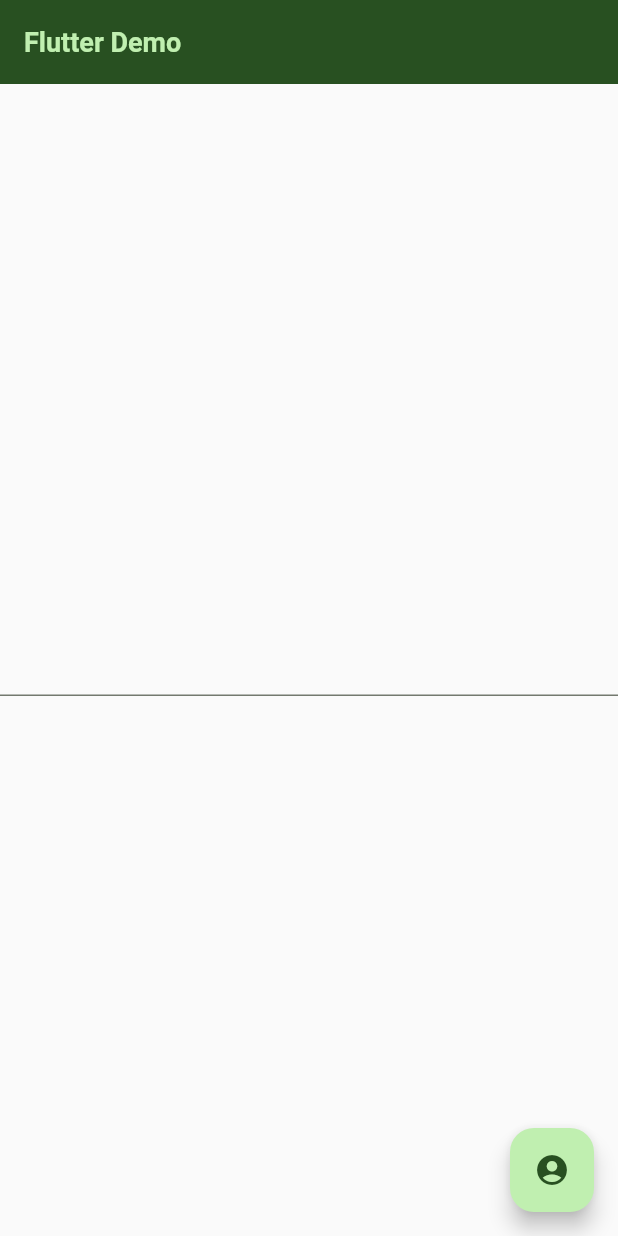
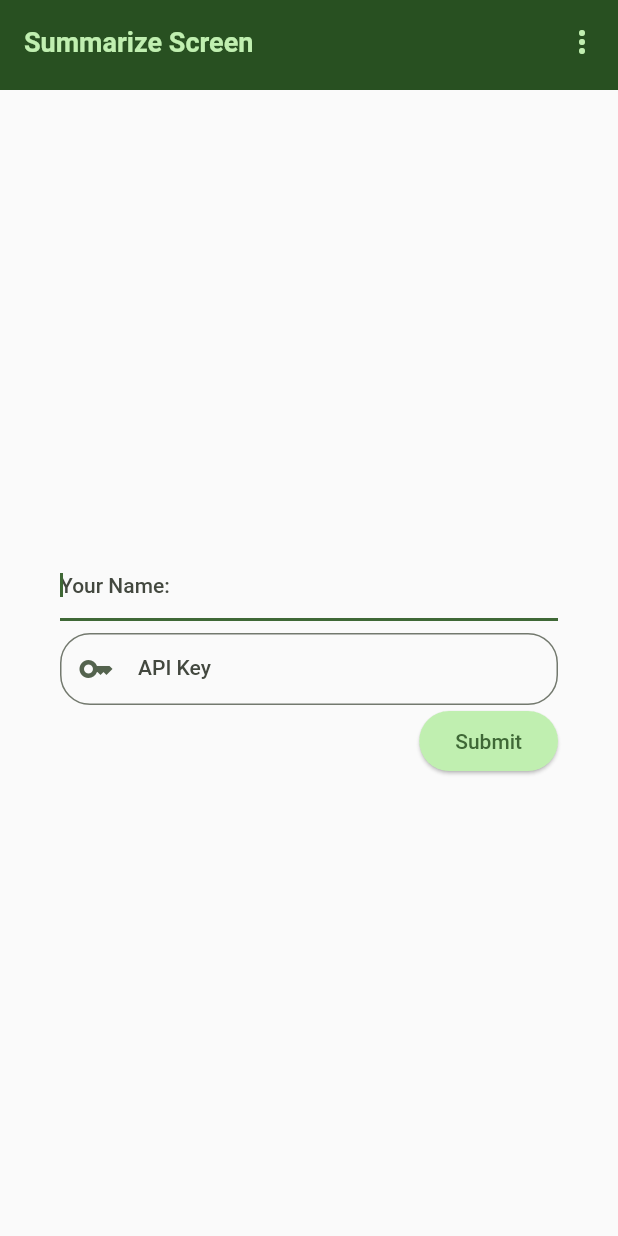
Before and after one commit to congltk1234/BrycenChatbot, a Flutter app: the screen it shows after launch, on a phone screen of 412 x 824 dp. Run offline on Flutter 3.47's test engine with Material 2 defaults, Android fonts, the phone set to English and light mode, and no system bars; our stand-ins replace shared_preferences.

Commit message:
Form Submit User/API key

```diff
--- a/lib/screens/home_screen.dart
+++ b/lib/screens/home_screen.dart
@@ -1,7 +1,10 @@
 // import 'package:brycen_chatbot/widget/app_bar.dart';
+import 'package:brycen_chatbot/widget/app_bar.dart';
 import 'package:flutter/material.dart';
 import 'package:http/http.dart' as http;
 import 'dart:convert';
+
+import 'package:shared_preferences/shared_preferences.dart';
 
 class HomeScreen extends StatefulWidget {
   const HomeScreen({super.key});
@@ -14,9 +17,17 @@ class HomeScreen extends StatefulWidget {
 }
 
 class _HomeScreenState extends State<HomeScreen> {
+  // controllers for form text controllers
+  final _formKey = GlobalKey<FormState>();
+  final TextEditingController _enteredAPIKey = TextEditingController();
+  final TextEditingController _enteredUsername = TextEditingController();
+
+  late SharedPreferences prefs;
+  var _initAPIKey = '';
+  var _initUsername = '';
+  var _isValid = false;
+
   bool? _isAPI;
-  final _apiController = TextEditingController();
-  final key = GlobalKey<FormState>();
   String? errorText;
 
   Future<bool> checkApiKey(String apiKey) async {
@@ -46,32 +57,99 @@ class _HomeScreenState extends State<HomeScreen> {
 
   Future<void> _submit() async {
     // _apiController.clear();
-    final isValid = key.currentState!.validate();
+    final isValid = _formKey.currentState!.validate();
     if (isValid) {
-      key.currentState!.save();
+      _formKey.currentState!.save();
     }
     if (_isAPI == true) {
       print('Accept');
       return;
     }
-    _apiController.clear();
+    _enteredAPIKey.clear();
   }
 
   @override
   Widget build(BuildContext context) {
-    return Scaffold(
-      appBar: AppBar(
-        title: const Text('Flutter Demo '),
-      ),
-      body: Center(
+    var userInfo = Padding(
+        padding: const EdgeInsets.symmetric(horizontal: 60),
         child: Column(
-          mainAxisAlignment: MainAxisAlignment.center,
-          children: <Widget>[
-            Form(
-              key: key,
-              child: TextFormField(
-                controller: _apiController,
+          children: [
+            Text.rich(
+              TextSpan(
+                text: 'Hello ', // default text style
+                children: <TextSpan>[
+                  TextSpan(
+                      text: _initUsername,
+                      style: TextStyle(
+                        fontWeight: FontWeight.bold,
+                        color: Theme.of(context).colorScheme.primary,
+                      )),
+                  const TextSpan(
+                    text: ', Your API key is:',
+                  ),
+                ],
+              ),
+            ),
+            Text.rich(TextSpan(
+                text:
+                    //_initAPIKey.substring(0, 5) +
+                    '***',
+                // _initAPIKey.substring(48, 51),
+                style: TextStyle(
+                  fontStyle: FontStyle.italic,
+                  color: Theme.of(context).colorScheme.primary,
+                ))),
+            Row(
+              mainAxisAlignment: MainAxisAlignment.end,
+              children: [
+                TextButton(
+                    onPressed: () {
+                      setState(() {
+                        _isValid = false;
+                      });
+                    },
+                    child: Text('change')),
+              ],
+            ),
+          ],
+        ));
+
+    var inputForm = [
+      Padding(
+        padding: const EdgeInsets.symmetric(horizontal: 40),
+        child: Form(
+          key: _formKey,
+          child: Column(
+            children: [
+              TextFormField(
+                autofocus: true,
+                textCapitalization: TextCapitalization.words,
+                controller: _enteredUsername,
+                // textInputAction: TextInputAction.continueAction,
+                decoration: const InputDecoration(
+                  hintText: 'Your Name:',
+                ),
+
+                onSaved: (value) {
+                  _enteredUsername.text = value!;
+                },
+              ),
+              const SizedBox(height: 8),
+              TextFormField(
+                controller: _enteredAPIKey,
                 obscureText: false,
+                keyboardType: TextInputType.visiblePassword,
+                decoration: InputDecoration(
+                  errorText: errorText,
+                  contentPadding: const EdgeInsets.only(right: 40),
+                  labelText: 'API Key',
+                  prefixIcon: Icon(Icons.key,
+                      color: Theme.of(context).colorScheme.secondary),
+                  hintText: "Insert your OpenAPI key...",
+                  border: OutlineInputBorder(
+                    borderRadius: BorderRadius.circular(20),
+                  ),
+                ),
                 onChanged: (value) async {
                   final check = await checkApiKey(value);
                   setState(() => _isAPI = check);
@@ -90,22 +168,49 @@ class _HomeScreenState extends State<HomeScreen> {
                   return null;
                 },
                 onSaved: (value) {
-                  _apiController.text = value!;
+                  _enteredAPIKey.text = value!;
                 },
                 enableSuggestions: false,
-                decoration: InputDecoration(
-                  errorText: errorText,
-                  contentPadding: const EdgeInsets.only(right: 40),
-                ),
               ),
-            ),
-          ],
+              Row(
+                mainAxisAlignment: MainAxisAlignment.end,
+                children: [
+                  ElevatedButton(
+                    onPressed: () {
+                      if (_formKey.currentState!.validate()) {
+                        // _addNewUserKey();
+                        _submit;
+                        setState(() {
+                          // _initAPIKey = _enteredAPIKey.text;
+                          // _initUsername = _enteredUsername.text;
+                          // _isValid = true;
+                        });
+                      }
+                    },
+                    child:
+                        // _isLoading
+                        // ? const SizedBox(
+                        //     height: 16,
+                        //     width: 16,
+                        //     child: CircularProgressIndicator(),
+                        //   )
+                        // :
+                        const Text('Submit'),
+                  ),
+                ],
+              ),
+            ],
+          ),
         ),
       ),
-      floatingActionButton: FloatingActionButton(
-        onPressed: _submit,
-        tooltip: 'button',
-        child: const Icon(Icons.account_circle),
+    ];
+    return Scaffold(
+      appBar: ConfigAppBar(title: 'Summarize Screen'),
+      body: Center(
+        child: Column(
+          mainAxisAlignment: MainAxisAlignment.center,
+          children: inputForm,
+        ),
       ),
     );
   }
--- a/pubspec.yaml
+++ b/pubspec.yaml
@@ -36,6 +36,7 @@ dependencies:
   # Use with the CupertinoIcons class for iOS style icons.
   cupertino_icons: ^1.0.2
   http: ^1.1.0
+  shared_preferences: ^2.2.0
 
 dev_dependencies:
   flutter_test:
```
Also changed, not shown: pubspec.lock, 1 other file.
